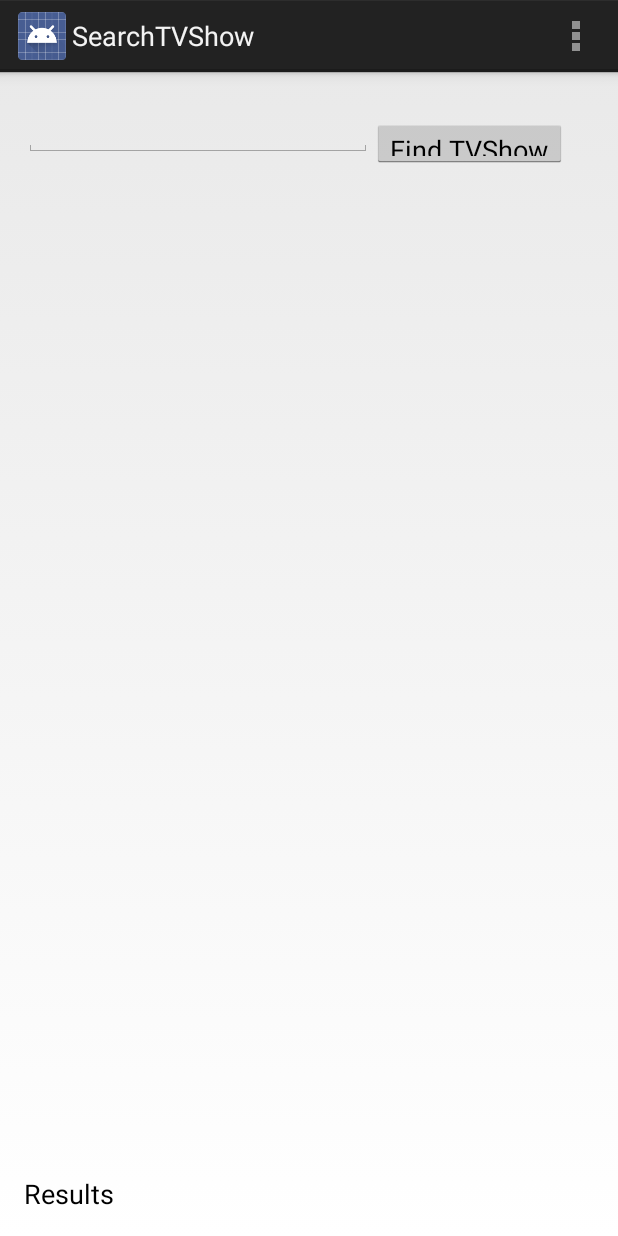
After one commit to monilip/tv-show-reminder, an Android app: the FindTVShowActivity screen opened directly, with no data from a screen before it, on a phone screen of 412 x 824 dp. The commit adds this screen. Run offline under Robolectric (Android 15) with nearby library versions, the phone set to English and light mode, and no system bars.

Commit message:
New activity: FindTVShowActivity

```diff
--- a/app/src/main/AndroidManifest.xml
+++ b/app/src/main/AndroidManifest.xml
@@ -24,6 +24,10 @@
             android:name="monilip.tvshowreminder.TVShowActivity"
             android:label="@string/title_activity_tvshow" >
         </activity>
+        <activity
+            android:name=".FindTVShowActivity"
+            android:label="@string/title_activity_search_tvshow" >
+        </activity>
     </application>
 
 </manifest>
--- /dev/null
+++ b/app/src/main/java/monilip/tvshowreminder/FindTVShowActivity.java
@@ -0,0 +1,121 @@
+package monilip.tvshowreminder;
+
+import android.app.Activity;
+import android.os.AsyncTask;
+import android.os.Bundle;
+import android.util.Log;
+import android.view.Menu;
+import android.view.MenuItem;
+import android.view.View;
+import android.widget.Button;
+import android.widget.EditText;
+import android.widget.TextView;
+
+import org.w3c.dom.Document;
+
+import java.net.URL;
+import java.net.URLConnection;
+import java.util.ArrayList;
+import java.util.List;
+
+import javax.xml.parsers.DocumentBuilder;
+import javax.xml.parsers.DocumentBuilderFactory;
+
+import monilip.tvshowreminder.database.TVShow;
+import monilip.tvshowreminder.network.TVDB.FindTVShowParser;
+
+
+public class FindTVShowActivity extends Activity {
+
+    @Override
+    protected void onCreate(Bundle savedInstanceState) {
+        Log.d("TEST","FindTVShowActivity");
+        super.onCreate(savedInstanceState);
+        setContentView(R.layout.activity_search_tvshow);
+
+        Button btnFindTVShow = (Button) findViewById(R.id.btnFindTVShow);
+        //Listening to button event
+        btnFindTVShow.setOnClickListener(new View.OnClickListener() {
+
+            public void onClick(View arg0) {
+
+                //Getting TVShow name to find
+                EditText tvshowName = (EditText) findViewById(R.id.tvshowName);
+
+                //Getting data from TVDB
+                String[] urls = new String[1];
+                String seriesname = tvshowName.getText().toString();
+                seriesname.replace(" ","+");
+                urls[0] = "http://thetvdb.com/api/GetSeries.php?seriesname=" + seriesname;
+
+                LoadTVShowsASYNC task = new LoadTVShowsASYNC();
+                task.execute(urls);
+}
+        });
+    }
+
+
+    @Override
+    public boolean onCreateOptionsMenu(Menu menu) {
+        // Inflate the menu; this adds items to the action bar if it is present.
+        getMenuInflater().inflate(R.menu.menu_search_tvshow, menu);
+        return true;
+    }
+
+    @Override
+    public boolean onOptionsItemSelected(MenuItem item) {
+        // Handle action bar item clicks here. The action bar will
+        // automatically handle clicks on the Home/Up button, so long
+        // as you specify a parent activity in AndroidManifest.xml.
+        int id = item.getItemId();
+
+        //noinspection SimplifiableIfStatement
+        if (id == R.id.action_settings) {
+            return true;
+        }
+
+        return super.onOptionsItemSelected(item);
+    }
+
+
+    //loads tv shows from xml from urls
+    private class LoadTVShowsASYNC extends AsyncTask<String, Void, String> {
+        List<TVShow> tvshows = new ArrayList<TVShow>();
+
+        @Override
+        protected String doInBackground(String... urls) {
+
+            for(String urlString: urls){
+                URL url = null;
+                try {
+                    url = new URL(urlString);
+                    URLConnection conn = url.openConnection();
+
+                    DocumentBuilderFactory factory = DocumentBuilderFactory.newInstance();
+                    DocumentBuilder builder = factory.newDocumentBuilder();
+                    Document doc = builder.parse(conn.getInputStream());
+
+                    FindTVShowParser findTVShowsParser = new FindTVShowParser(doc);
+                    for(int i = 0;i< findTVShowsParser.getTVShowsNumber();i++){
+                        tvshows.add(findTVShowsParser.getTVShowData(i));
+                    }
+                } catch (Exception e) {
+                    e.printStackTrace();
+                }
+            }
+            return null;
+        }
+
+        @Override
+        protected void onPostExecute(String result) {
+            TextView resultsTextView = (TextView) findViewById(R.id.TempResults);
+            resultsTextView.setText("Got " + tvshows.size() + " tvshows");
+            for(TVShow tvshow : tvshows){
+                resultsTextView.append(tvshow.getTitle()+"("+tvshow.getYear()+")");
+            }
+            //TODO
+            //make a fancy UI for results
+        }
+
+    }
+}
--- a/app/src/main/java/monilip/tvshowreminder/network/TVDB/TVShowsParser.java
+++ b/app/src/main/java/monilip/tvshowreminder/network/TVDB/FindTVShowParser.java
@@ -17,11 +17,11 @@ import monilip.tvshowreminder.database.TVShow;
  *
  * Parsing XML: http://thetvdb.com/api/GetSeries.php?seriesname={tvshow_name}
  */
-public class TVShowsParser {
+public class FindTVShowParser {
     private Document content;
     private NodeList seriesNodes;
 
-    public TVShowsParser(Document content) {
+    public FindTVShowParser(Document content) {
         this.content = content;
         this.seriesNodes = content.getElementsByTagName("Series");
 
@@ -62,7 +62,7 @@ public class TVShowsParser {
         if (firstAired.item(0) != null) {
             String date = firstAired.item(0).getTextContent();
             //date is in format YYYY-MM-DD and we need only YYYY
-            return Integer.parseInt(date.substring(0, 3));
+            return Integer.parseInt(date.substring(0, 4));
         }
         else{
             return 0;
--- a/app/src/main/java/monilip/tvshowreminder/network/TVDB/TVShowParser.java
+++ b/app/src/main/java/monilip/tvshowreminder/network/TVDB/TVShowParser.java
@@ -50,7 +50,7 @@ public class TVShowParser {
         NodeList id = seriesInfo.getElementsByTagName("FirstAired");
         String date = id.item(0).getTextContent();
         //date is in format YYYY-MM-DD and we need only YYYY
-        return Integer.parseInt(date.substring(0,3));
+        return Integer.parseInt(date.substring(0,4));
     }
 
     public TVShow getTVShow(){
--- /dev/null
+++ b/app/src/main/res/layout/activity_search_tvshow.xml
@@ -0,0 +1,41 @@
+<RelativeLayout xmlns:android="http://schemas.android.com/apk/res/android"
+    xmlns:tools="http://schemas.android.com/tools" android:layout_width="match_parent"
+    android:layout_height="match_parent" android:paddingLeft="@dimen/activity_horizontal_margin"
+    android:paddingRight="@dimen/activity_horizontal_margin"
+    android:paddingTop="@dimen/activity_vertical_margin"
+    android:paddingBottom="@dimen/activity_vertical_margin"
+    tools:context="monilip.tvshowreminder.FindTVShowActivity">
+
+    <LinearLayout
+        android:orientation="horizontal"
+        android:layout_width="match_parent"
+        android:layout_height="48dp"
+        android:layout_weight="0.40"
+        android:weightSum="1"
+        android:id="@+id/linearLayout">
+
+        <EditText
+            android:layout_width="wrap_content"
+            android:layout_height="wrap_content"
+            android:id="@+id/tvshowName"
+            android:layout_weight="0.92" />
+
+        <Button android:id="@+id/btnFindTVShow"
+            android:layout_width="wrap_content"
+            android:layout_height="wrap_content"
+            android:text="Find TVShow"
+            android:layout_marginTop="15dip" />
+    </LinearLayout>
+
+    <TextView
+        android:layout_width="wrap_content"
+        android:layout_height="wrap_content"
+        android:textAppearance="?android:attr/textAppearanceMedium"
+        android:text="Results"
+        android:id="@+id/TempResults"
+        android:layout_alignParentLeft="true"
+        android:layout_alignParentStart="true"
+        android:layout_alignParentBottom="true"
+        android:layout_alignRight="@+id/linearLayout"
+        android:layout_alignEnd="@+id/linearLayout" />
+</RelativeLayout>
--- /dev/null
+++ b/app/src/main/res/menu/menu_search_tvshow.xml
@@ -0,0 +1,6 @@
+<menu xmlns:android="http://schemas.android.com/apk/res/android"
+    xmlns:tools="http://schemas.android.com/tools"
+    tools:context="monilip.tvshowreminder.FindTVShowActivity">
+    <item android:id="@+id/action_settings" android:title="@string/action_settings"
+        android:orderInCategory="100" android:showAsAction="never" />
+</menu>
--- a/app/src/main/res/values/strings.xml
+++ b/app/src/main/res/values/strings.xml
@@ -5,5 +5,6 @@
     <string name="hello_world">Hello world!</string>
     <string name="action_settings">Settings</string>
     <string name="title_activity_tvshow">TVShowActivity</string>
+    <string name="title_activity_search_tvshow">SearchTVShow</string>
 
 </resources>
```
Also changed, not shown: app/src/main/java/monilip/tvshowreminder/MainActivity.java (+21 -76 lines), app/src/main/res/layout/activity_main.xml (+8 -5 lines).
